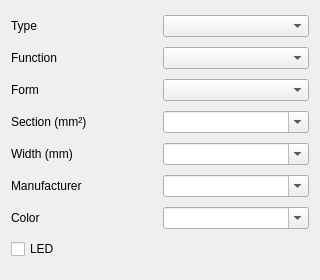
This is sources/ui/terminalpropertieswidget.ui in qelectrotech/qelectrotech-source-mirror as Qt 5 draws it before an edit. The edited form follows.
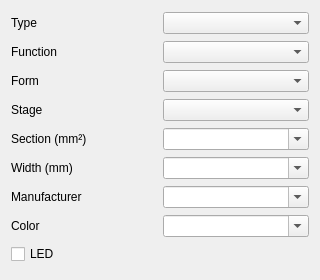
This is the edited form.

Commit message: Add the stage of a terminal to the Terminal page

Diff of the .ui file:
```diff
--- a/sources/ui/terminalpropertieswidget.ui
+++ b/sources/ui/terminalpropertieswidget.ui
@@ -45,62 +45,72 @@
     <widget class="QComboBox" name="m_form_cb"/>
    </item>
    <item row="3" column="0">
+    <widget class="QLabel" name="label_stage">
+     <property name="text">
+      <string>Stage</string>
+     </property>
+    </widget>
+   </item>
+   <item row="3" column="1">
+    <widget class="QComboBox" name="m_stage_cb"/>
+   </item>
+   <item row="4" column="0">
     <widget class="QLabel" name="label_section">
      <property name="text">
       <string>Section (mm²)</string>
      </property>
     </widget>
    </item>
-   <item row="3" column="1">
+   <item row="4" column="1">
     <widget class="QComboBox" name="m_section_cb">
      <property name="editable">
       <bool>true</bool>
      </property>
     </widget>
    </item>
-   <item row="4" column="0">
+   <item row="5" column="0">
     <widget class="QLabel" name="label_width">
      <property name="text">
       <string>Width (mm)</string>
      </property>
     </widget>
    </item>
-   <item row="4" column="1">
+   <item row="5" column="1">
     <widget class="QComboBox" name="m_width_cb">
      <property name="editable">
       <bool>true</bool>
      </property>
     </widget>
    </item>
-   <item row="5" column="0">
+   <item row="6" column="0">
     <widget class="QLabel" name="label_manufacturer">
      <property name="text">
       <string>Manufacturer</string>
      </property>
     </widget>
    </item>
-   <item row="5" column="1">
+   <item row="6" column="1">
     <widget class="QComboBox" name="m_manufacturer_cb">
      <property name="editable">
       <bool>true</bool>
      </property>
     </widget>
    </item>
-   <item row="6" column="0">
+   <item row="7" column="0">
     <widget class="QLabel" name="label_color">
      <property name="text">
       <string>Color</string>
      </property>
     </widget>
    </item>
-   <item row="6" column="1">
+   <item row="7" column="1">
     <widget class="QComboBox" name="m_color_cb">
      <property name="editable">
       <bool>true</bool>
      </property>
     </widget>
    </item>
-   <item row="7" column="0" colspan="2">
+   <item row="8" column="0" colspan="2">
     <widget class="QCheckBox" name="m_led_cb">
      <property name="text">
       <string>LED</string>
```
The commit also changes 21 other files.
